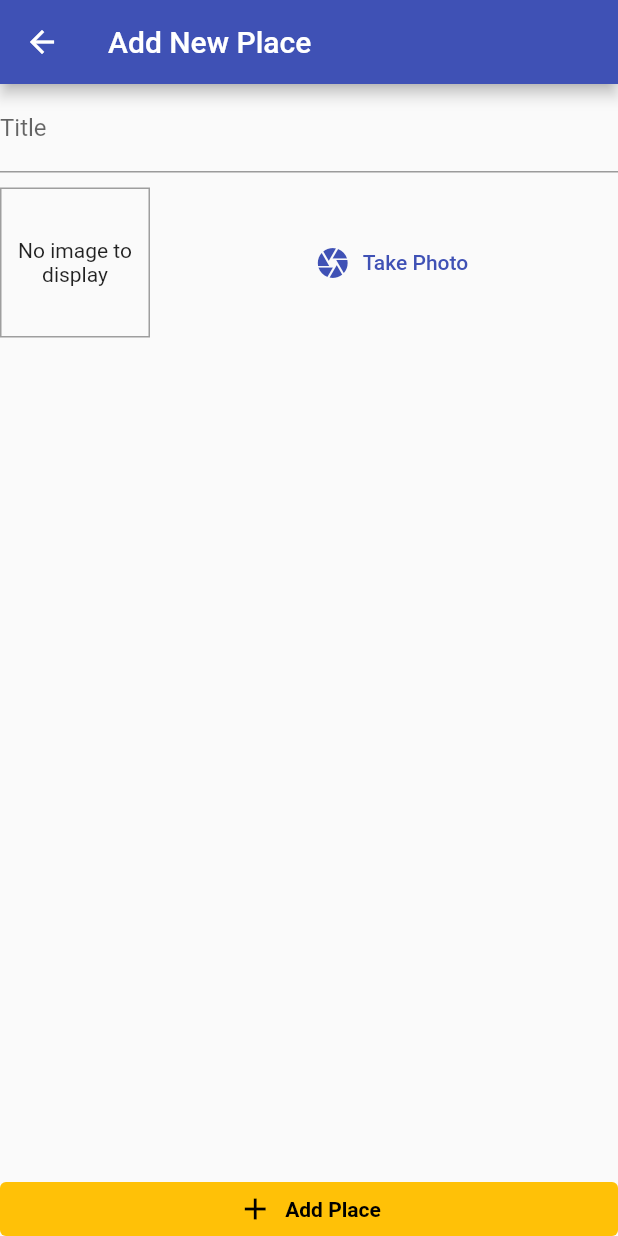
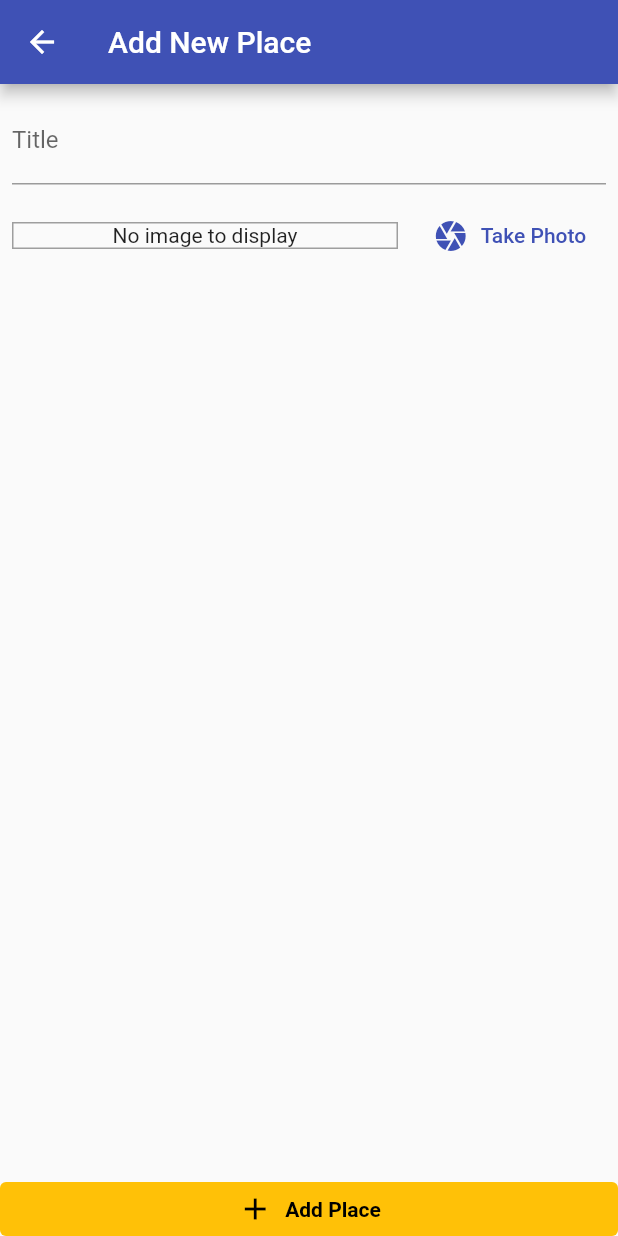
Before and after one commit to selcuksezer/lucis, a Flutter app: the screen it shows after launch, after a tap on the "add" icon, on a phone screen of 412 x 824 dp. Run offline on Flutter 3.47's test engine with Material 2 defaults, Android fonts, the phone set to English and light mode, and no system bars; our stand-ins replace image_picker.

Commit message:
added image storing and updated image handling

```diff
--- a/lib/models/place.dart
+++ b/lib/models/place.dart
@@ -16,7 +16,7 @@ class PlaceLocation {
 class Place {
   final String id;
   final String title;
-  final PlaceLocation location;
+  final PlaceLocation? location;
   final File image;
 
   Place({
--- a/lib/screens/add_place_screen.dart
+++ b/lib/screens/add_place_screen.dart
@@ -1,5 +1,8 @@
 import 'package:flutter/material.dart';
 import 'package:lucis/widgets/image_input.dart';
+import 'dart:io';
+import 'package:provider/provider.dart';
+import 'package:lucis/providers/favorite_places.dart';
 
 class AddPlaceScreen extends StatefulWidget {
   static const route = '/add-place';
@@ -12,6 +15,21 @@ class AddPlaceScreen extends StatefulWidget {
 
 class _AddPlaceScreenState extends State<AddPlaceScreen> {
   final _titleController = TextEditingController();
+  File? _pickedImage;
+
+  void _selectImage(File? pickedImage) {
+    _pickedImage = pickedImage;
+  }
+
+  void _savePlace() {
+    if (_titleController.text.isEmpty || _pickedImage == null) {
+      return;
+    }
+    context
+        .read<FavoritePlaces>()
+        .addPlace(_titleController.text, _pickedImage);
+    Navigator.of(context).pop();
+  }
 
   @override
   Widget build(BuildContext context) {
@@ -25,6 +43,7 @@ class _AddPlaceScreenState extends State<AddPlaceScreen> {
         children: [
           Expanded(
             child: SingleChildScrollView(
+              padding: EdgeInsets.all(8.0),
               child: Column(
                 children: [
                   TextField(
@@ -32,17 +51,16 @@ class _AddPlaceScreenState extends State<AddPlaceScreen> {
                     decoration: const InputDecoration(labelText: 'Title'),
                   ),
                   const SizedBox(height: 10),
-                  ImageInput(),
+                  ImageInput(onSelectImage: _selectImage),
                 ],
               ),
             ),
           ),
           ElevatedButton.icon(
-            onPressed: () {},
+            onPressed: _savePlace,
             style: ElevatedButton.styleFrom(
                 primary: Theme.of(context).colorScheme.secondary,
                 tapTargetSize: MaterialTapTargetSize.shrinkWrap,
-                // padding: MediaQuery.of(context).viewPadding,
                 padding: EdgeInsets.symmetric(
                     vertical: MediaQuery.of(context).viewPadding.bottom),
                 alignment: Alignment.center,
--- a/lib/screens/favorite_places_screen.dart
+++ b/lib/screens/favorite_places_screen.dart
@@ -1,6 +1,8 @@
 import 'package:flutter/material.dart';
 import 'package:lucis/widgets/rounded_popup_menu_button.dart';
 import 'package:lucis/screens/add_place_screen.dart';
+import 'package:provider/provider.dart';
+import 'package:lucis/providers/favorite_places.dart';
 
 class FavoritePlacesScreen extends StatelessWidget {
   const FavoritePlacesScreen({Key? key}) : super(key: key);
@@ -28,9 +30,25 @@ class FavoritePlacesScreen extends StatelessWidget {
           ),
         ],
       ),
-      body: const Center(
-          // child: CircularProgressIndicator(),
-          ),
+      body: Consumer<FavoritePlaces>(
+        builder: (context, favoritePlaces, child) =>
+            favoritePlaces.items.isEmpty
+                ? child!
+                : ListView.builder(
+                    itemCount: favoritePlaces.items.length,
+                    itemBuilder: (context, index) => ListTile(
+                      leading: CircleAvatar(
+                        backgroundImage:
+                            FileImage(favoritePlaces.items[index].image),
+                      ),
+                      title: Text(favoritePlaces.items[index].title),
+                      onTap: () {},
+                    ),
+                  ),
+        child: const Center(
+          child: Text('No places yet, start adding some!'),
+        ),
+      ),
     );
   }
 }
--- a/lib/widgets/image_input.dart
+++ b/lib/widgets/image_input.dart
@@ -1,9 +1,12 @@
 import 'package:flutter/material.dart';
 import 'package:image_picker/image_picker.dart';
 import 'dart:io';
+import 'package:path/path.dart' as path;
+import 'package:path_provider/path_provider.dart' as sys_path;
 
 class ImageInput extends StatefulWidget {
-  const ImageInput({Key? key}) : super(key: key);
+  final Function onSelectImage;
+  const ImageInput({Key? key, required this.onSelectImage}) : super(key: key);
 
   @override
   _ImageInputState createState() => _ImageInputState();
@@ -13,36 +16,50 @@ class _ImageInputState extends State<ImageInput> {
   final imagePicker = ImagePicker();
   File? _storedImage;
   Future<void> _takePicture() async {
-    final image =
+    final XFile? image =
         await imagePicker.pickImage(source: ImageSource.camera, maxHeight: 600);
+
+    setState(() {
+      if (image != null) {
+        _storedImage = File(image.path);
+      }
+    });
+    if (_storedImage != null) {
+      final appDir = await sys_path.getApplicationDocumentsDirectory();
+      final fileName = path.basename(_storedImage!.path);
+      _storedImage!.copy('${appDir.path}/$fileName');
+      widget.onSelectImage(_storedImage);
+    }
   }
 
   @override
   Widget build(BuildContext context) {
     return Row(
+      crossAxisAlignment: CrossAxisAlignment.center,
       children: [
-        Container(
+        Expanded(
+          flex: 2,
+          child: Container(
             child: _storedImage != null
                 ? Image.file(
                     _storedImage!,
                     fit: BoxFit.cover,
-                  width: double.infinity,
                   )
                 : const Text(
                     'No image to display',
                     textAlign: TextAlign.center,
                   ),
             alignment: Alignment.center,
-          width: 100.0,
-          height: 100.0,
             decoration: BoxDecoration(
               border: Border.all(width: 1, color: Colors.grey),
+            ),
           ),
         ),
         const SizedBox(
           width: 10.0,
         ),
         Expanded(
+          flex: 1,
           child: TextButton.icon(
             onPressed: _takePicture,
             icon: const Icon(Icons.camera),
--- a/pubspec.yaml
+++ b/pubspec.yaml
@@ -36,6 +36,8 @@ dependencies:
   cupertino_icons: ^1.0.2
   provider: ^6.0.2
   image_picker: ^0.8.4+9
+  path_provider: ^2.0.9
+  path: ^1.8.0
 
 dev_dependencies:
   flutter_test:
```
Also changed, not shown: lib/providers/favorite_places.dart (+14 -1 lines), pubspec.lock. Lines whose indentation alone changed are shown as unchanged.
